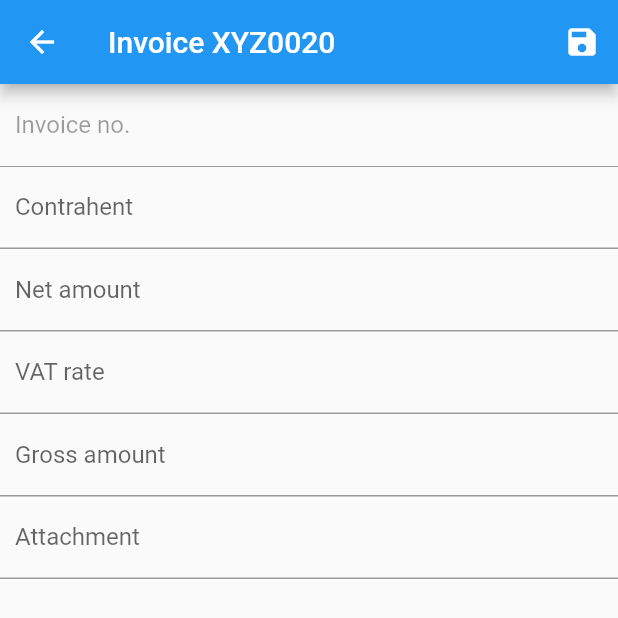
After one commit to fildogan/my_invoices, a Flutter app: the InvoiceListPage screen opened directly, after a tap on "Invoice XYZ10020", on a phone screen of 412 x 824 dp. The commit adds this screen. Shown: the top 618 px of the screen. Run offline on Flutter 3.47's test engine with Material 2 defaults, Android fonts, the phone set to English and light mode, and no system bars; our stand-ins replace firebase_auth, firebase_core; missing offline and left inert: firebase_ui_auth; accounts and stored records are empty; generated files the repository leaves out were written again.

Commit message:
Add InvoiceDetailsPage

```diff
--- /dev/null
+++ b/lib/features/invoice_details/invoice_details_page.dart
@@ -0,0 +1,68 @@
+import 'package:flutter/material.dart';
+
+class InvoiceDetailsPage extends StatefulWidget {
+  const InvoiceDetailsPage({super.key});
+
+  @override
+  State<InvoiceDetailsPage> createState() => _InvoiceDetailsPageState();
+}
+
+class _InvoiceDetailsPageState extends State<InvoiceDetailsPage> {
+  @override
+  Widget build(BuildContext context) {
+    return SafeArea(
+        child: Scaffold(
+      appBar: AppBar(
+        title: const Text('Invoice XYZ0020'),
+        actions: [
+          IconButton(
+              onPressed: () {},
+              icon: const Icon(
+                Icons.save,
+              ))
+        ],
+      ),
+      body: ListView(
+        children: [
+          TextFormField(
+            enabled: false,
+            decoration: const InputDecoration(
+              labelText: 'Invoice no.',
+              contentPadding: EdgeInsets.all(10),
+            ),
+          ),
+          TextFormField(
+            decoration: const InputDecoration(
+              labelText: 'Contrahent',
+              contentPadding: EdgeInsets.all(10),
+            ),
+          ),
+          TextFormField(
+            decoration: const InputDecoration(
+              labelText: 'Net amount',
+              contentPadding: EdgeInsets.all(10),
+            ),
+          ),
+          TextFormField(
+            decoration: const InputDecoration(
+              labelText: 'VAT rate',
+              contentPadding: EdgeInsets.all(10),
+            ),
+          ),
+          TextFormField(
+            decoration: const InputDecoration(
+              labelText: 'Gross amount',
+              contentPadding: EdgeInsets.all(10),
+            ),
+          ),
+          TextFormField(
+            decoration: const InputDecoration(
+              labelText: 'Attachment',
+              contentPadding: EdgeInsets.all(10),
+            ),
+          ),
+        ],
+      ),
+    ));
+  }
+}
--- a/lib/features/invoice_list/invoice_list_page.dart
+++ b/lib/features/invoice_list/invoice_list_page.dart
@@ -1,4 +1,5 @@
 import 'package:flutter/material.dart';
+import 'package:moje_faktury/features/invoice_details/invoice_details_page.dart';
 import 'package:moje_faktury/features/menu_drawer/menu_drawer.dart';
 
 class InvoiceListPage extends StatelessWidget {
@@ -14,7 +15,14 @@ class InvoiceListPage extends StatelessWidget {
         drawer: const MenuDrawer(),
         body: ListView(
           children: [
-            ListTile(
+            InkWell(
+              onTap: () {
+                Navigator.push(
+                    context,
+                    MaterialPageRoute(
+                        builder: (context) => const InvoiceDetailsPage()));
+              },
+              child: ListTile(
                 title: const Text('Invoice XYZ10020'),
                 subtitle: const Text('Contrahent: Google LLC'),
                 leading: const Icon(
@@ -29,6 +37,7 @@ class InvoiceListPage extends StatelessWidget {
                     Text('GROSS: 1230 PLN'),
                   ],
                 ),
+              ),
             )
           ],
         ),
```
Lines whose indentation alone changed are shown as unchanged.
